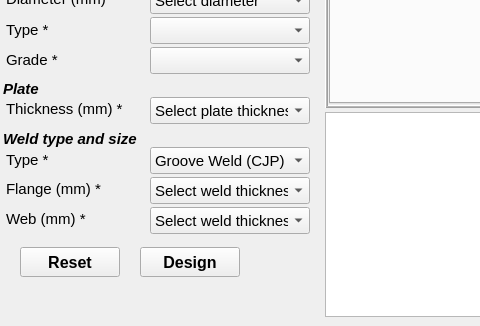
This is Connections/Moment/BCEndPlate/ui_bc_endplate.ui in osdag-admin/Osdag as Qt 5 draws it before an edit; both pictures show x 0 to 480 and y 442 to 768 of the 1344 by 768 pixel window. The edited form follows.
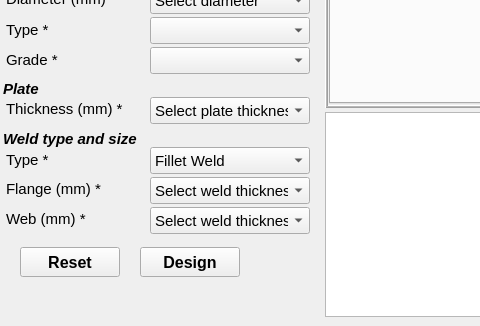
This is the edited form. Icons and pictures are not drawn.

Commit message: Weld Details Done

```diff
--- a/Connections/Moment/BCEndPlate/ui_bc_endplate.ui
+++ b/Connections/Moment/BCEndPlate/ui_bc_endplate.ui
@@ -3525,7 +3525,7 @@
      </property>
      <item>
       <property name="text">
-       <string>Groove Weld (CJP)</string>
+       <string>Fillet Weld</string>
       </property>
      </item>
      <item>
```
Left out of the diff: 2 changed lines with no effect on the pictures. The commit also changes 14 other files.
